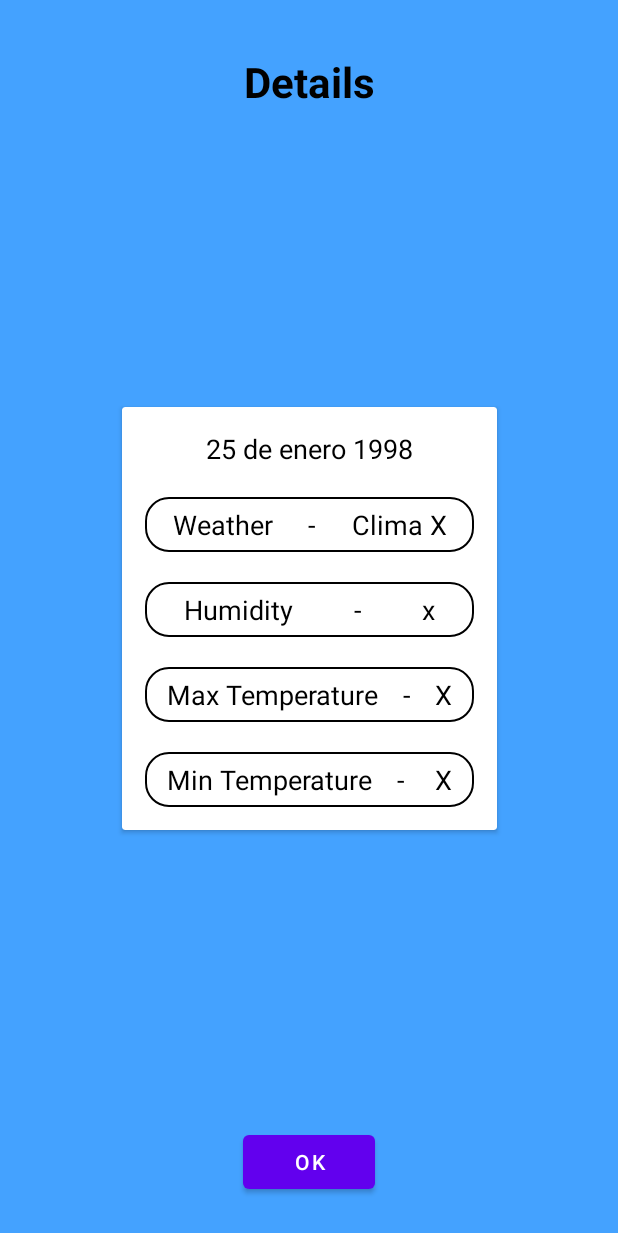
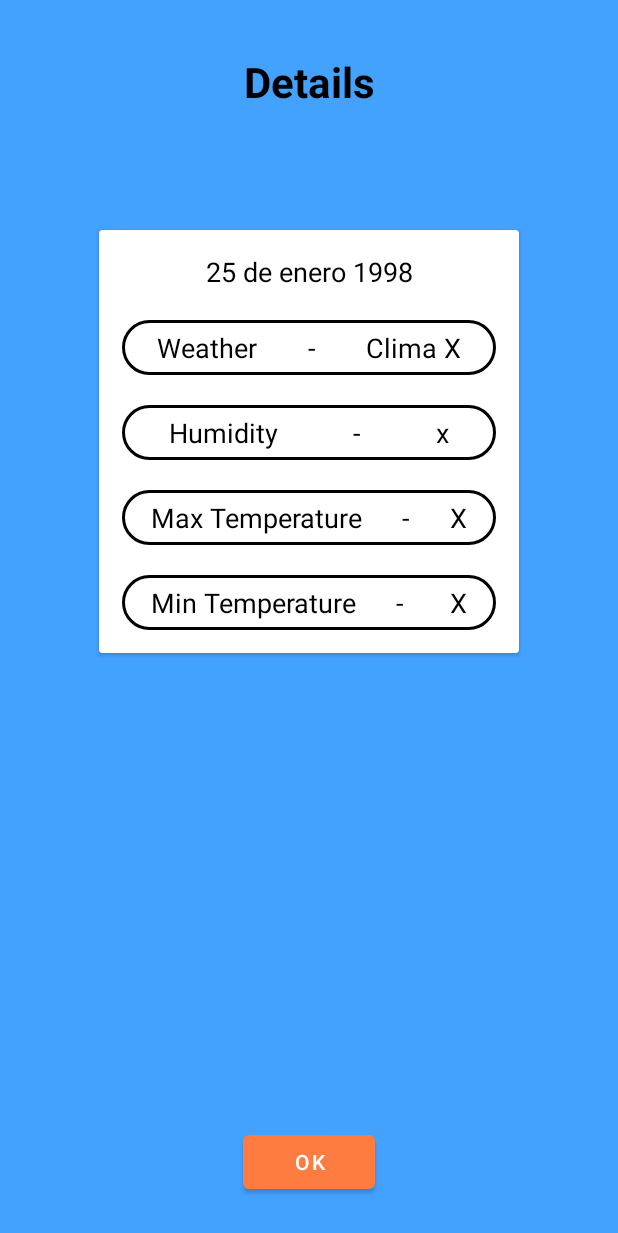
Before and after one commit to NormanBrandon/SmartWheater, an Android app: the layout fragment_detail.xml on its own in the app's theme, with its tools: preview values and no code run, on a phone screen of 412 x 824 dp. Shown: the top 1233 px of the screen. Run offline under Robolectric (Android 15) with nearby library versions, the phone set to English and light mode, and no system bars.

```diff
--- a/app/src/main/AndroidManifest.xml
+++ b/app/src/main/AndroidManifest.xml
@@ -2,12 +2,14 @@
 <manifest xmlns:android="http://schemas.android.com/apk/res/android"
     xmlns:tools="http://schemas.android.com/tools"
     package="com.nprmanbrandons11.smartweather">
+
+    <uses-permission android:name="android.permission.ACCESS_NETWORK_STATE" />
     <uses-permission android:name="android.permission.INTERNET" />
     <application
         android:allowBackup="true"
         android:dataExtractionRules="@xml/data_extraction_rules"
         android:fullBackupContent="@xml/backup_rules"
-        android:icon="@mipmap/ic_launcher"
+        android:icon="@drawable/cloudy"
         android:label="@string/app_name"
         android:roundIcon="@mipmap/ic_launcher_round"
         android:supportsRtl="true"
--- a/app/src/main/java/com/nprmanbrandons11/smartweather/ui/fragments/detail/DetailFragment.kt
+++ b/app/src/main/java/com/nprmanbrandons11/smartweather/ui/fragments/detail/DetailFragment.kt
@@ -33,6 +33,7 @@ class DetailFragment : Fragment() {
     override fun onViewCreated(view: View, savedInstanceState: Bundle?) {
         super.onViewCreated(view, savedInstanceState)
         binding.date.text = info?.date?.subSequence(0,10)
+        binding.weather.text = info?.wheather
         binding.tempMax.text = info?.max_temp.toString() + "°F"
         binding.minTemp.text = info?.min_temp.toString() + "°F"
         binding.humudity.text = info?.humidity.toString()
--- a/app/src/main/res/drawable/card_background.xml
+++ b/app/src/main/res/drawable/card_background.xml
@@ -1,6 +1,7 @@
 <?xml version="1.0" encoding="utf-8"?>
 <shape xmlns:android="http://schemas.android.com/apk/res/android">
     <solid android:color="@color/white"/>
-    <corners android:radius="15dp"/>
-    <stroke android:color="@color/black" android:width="1dp"/>
+    <corners android:radius="20dp"/>
+    <stroke android:color="@color/black" android:width="2dp"/>
+
 </shape>
--- a/app/src/main/res/layout/fragment_detail.xml
+++ b/app/src/main/res/layout/fragment_detail.xml
@@ -19,16 +19,17 @@
         android:text="@string/details_title"
         app:layout_constraintTop_toTopOf="parent"
         app:layout_constraintStart_toStartOf="parent"/>
+
     <androidx.cardview.widget.CardView
         android:id="@+id/card"
-        android:layout_width="250dp"
+        android:layout_width="280dp"
         android:layout_height="wrap_content"
+        android:layout_marginTop="80dp"
+
         android:background="@drawable/card_background"
-
-        app:layout_constraintBottom_toBottomOf="parent"
         app:layout_constraintEnd_toEndOf="parent"
         app:layout_constraintStart_toStartOf="parent"
-        app:layout_constraintTop_toTopOf="parent">
+        app:layout_constraintTop_toBottomOf="@+id/title">
 
         <LinearLayout
             android:layout_width="match_parent"
--- a/app/src/main/res/values/strings.xml
+++ b/app/src/main/res/values/strings.xml
@@ -1,7 +1,8 @@
 <resources>
     <string name="app_name">SmartWeather</string>
-    <!-- TODO: Remove or change this placeholder text -->
     <string name="hello_blank_fragment">Hello blank fragment</string>
     <string name="home_title">Weather for today</string>
     <string name="details_title">Details</string>
+    <string name="network">Check your Internet connection</string>
+
 </resources>
--- a/app/src/main/res/values/themes.xml
+++ b/app/src/main/res/values/themes.xml
@@ -2,8 +2,8 @@
     <!-- Base application theme. -->
     <style name="Theme.SmartWeather" parent="Theme.MaterialComponents.DayNight.NoActionBar">
         <!-- Primary brand color. -->
-        <item name="colorPrimary">@color/purple_500</item>
-        <item name="colorPrimaryVariant">@color/purple_700</item>
+        <item name="colorPrimary">@color/orange_weather</item>
+        <item name="colorPrimaryVariant">@color/orange_weather</item>
         <item name="colorOnPrimary">@color/white</item>
         <!-- Secondary brand color. -->
         <item name="colorSecondary">@color/teal_200</item>
```
Also changed, not shown: app/src/main/java/com/nprmanbrandons11/smartweather/ui/fragments/home/HomeFragment.kt (+25 -7 lines), app/src/main/java/com/nprmanbrandons11/smartweather/utils/NetworkUtils.kt (added, +79 -0 lines), app/src/main/res/layout/fragment_home.xml (+13 -1 lines), app/src/main/res/drawable/cloudy.png (added).
